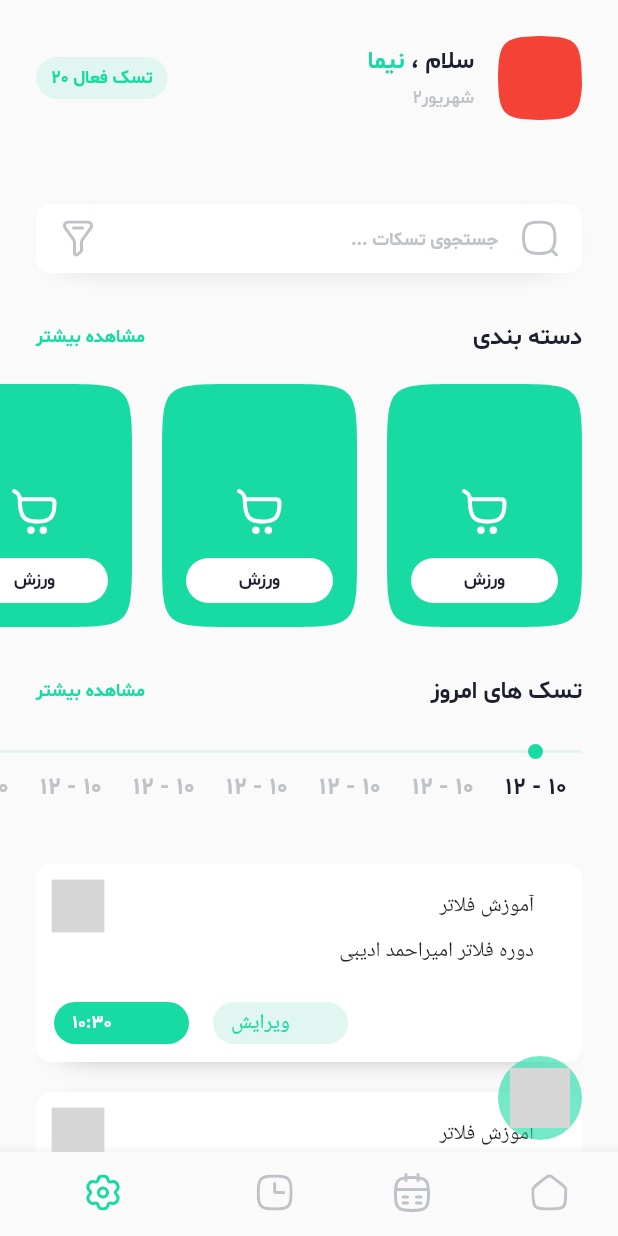
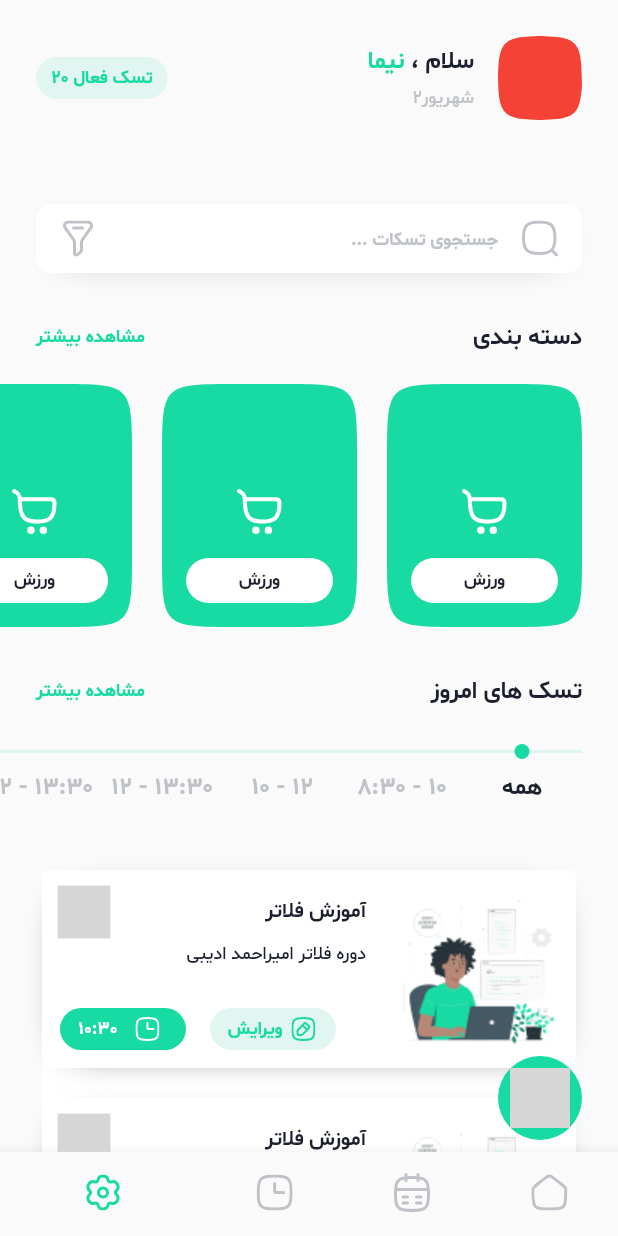
Before and after one commit to ThisIsNima01/taskut-Todo-App, a Flutter app: the screen it shows after launch, on a phone screen of 412 x 824 dp. Run offline on Flutter 3.47's test engine with Material 2 defaults, Android fonts, the phone set to English and light mode, and no system bars; our stand-ins replace animated_bottom_navigation_bar, flutter_screenutil, flutter_svg, get; missing offline and left inert: animate_icons, msh_checkbox; grey boxes are pictures that could not be loaded.

Commit message:
Added Some Animations, Home Page Design Completed.

```diff
--- a/lib/app/global_widgets/task_widget.dart
+++ b/lib/app/global_widgets/task_widget.dart
@@ -1,5 +1,7 @@
 import 'package:flutter/material.dart';
+import 'package:flutter_svg/flutter_svg.dart';
 import 'package:msh_checkbox/msh_checkbox.dart';
+import 'package:taskut/app/core/values/colors.dart';
 
 class TaskWidget extends StatefulWidget {
   TaskWidget({super.key});
@@ -72,10 +74,10 @@ class _TaskWidgetState extends State<TaskWidget> {
                       size: 32,
                       colorConfig: MSHColorConfig(
                         checkColor: (p0) => Colors.white,
-                        fillColor: (p0) => Color(0xff18DAA3),
+                        fillColor: (p0) => const Color(0xff18DAA3),
                       ),
                       style: MSHCheckboxStyle.fillScaleColor,
-                      value: false,
+                      value: true,
                       // value: isBoxChecked,
                       onChanged: (selected) {
                         setState(() {
@@ -94,29 +96,42 @@ class _TaskWidgetState extends State<TaskWidget> {
                   //       });
                   //     })),
                   // Text(widget.task.title),
-                  Text('آموزش فلاتر')
+                  const Text(
+                    'آموزش فلاتر',
+                    style: TextStyle(
+                      color: CustomColors.blackColor,
+                      fontFamily: 'SB',
+                      fontSize: 14,
+                    ),
+                  )
                 ],
               ),
-              SizedBox(
+              const SizedBox(
                 height: 4,
               ),
-              Text(
+              const Text(
                 'دوره فلاتر امیراحمد ادیبی',
                 overflow: TextOverflow.ellipsis,
+                style: TextStyle(
+                  color: CustomColors.blackColor,
+                  fontFamily: 'SM',
+                  fontSize: 12,
+                ),
               ),
               // Text(
               //   widget.task.subTitle,
               //   overflow: TextOverflow.ellipsis,
               // ),
-              Spacer(),
+              const Spacer(),
               _getTimeAndEditBadges(),
             ],
           ),
         ),
-        SizedBox(
+        const SizedBox(
           width: 20,
         ),
         // Image.asset(widget.task.taskType.image),
+        Image.asset('assets/images/test.png')
       ],
     );
   }
@@ -125,17 +140,17 @@ class _TaskWidgetState extends State<TaskWidget> {
     return Row(
       children: [
         Container(
-          width: 90,
+          width: 84,
           height: 28,
           decoration: BoxDecoration(
-            color: Color(0xff18DAA3),
+            color: const Color(0xff18DAA3),
             borderRadius: BorderRadius.circular(18),
           ),
           child: Padding(
             padding: const EdgeInsets.symmetric(horizontal: 12, vertical: 6),
             child: Row(
               children: [
-                Text(
+                const Text(
                   '10:30',
                   style: TextStyle(
                       color: Colors.white, fontSize: 12, fontFamily: 'SB'),
@@ -148,15 +163,15 @@ class _TaskWidgetState extends State<TaskWidget> {
                 //     fontSize: 14,
                 //   ),
                 // ),
-                SizedBox(
+                const SizedBox(
                   width: 8,
                 ),
-                // Image.asset('assets/images/icon_time.png'),
+                SvgPicture.asset('assets/icons/clock.svg'),
               ],
             ),
           ),
         ),
-        SizedBox(
+        const SizedBox(
           width: 16,
         ),
         InkWell(
@@ -168,10 +183,10 @@ class _TaskWidgetState extends State<TaskWidget> {
             // ));
           },
           child: Container(
-            width: 90,
+            width: 84,
             height: 28,
             decoration: BoxDecoration(
-              color: Color(0xffE2F6F1),
+              color: const Color(0xffE2F6F1),
               borderRadius: BorderRadius.circular(18),
             ),
             child: Padding(
@@ -181,16 +196,21 @@ class _TaskWidgetState extends State<TaskWidget> {
               child: Row(
                 crossAxisAlignment: CrossAxisAlignment.center,
                 children: [
-                  Text(
+                  const Text(
                     'ویرایش',
                     style: TextStyle(
                       color: Color(0xff18DAA3),
+                      fontSize: 12,
+                      fontFamily: 'SB',
                     ),
                   ),
-                  SizedBox(
+                  const SizedBox(
                     width: 6,
                   ),
-                  // Image.asset('assets/images/icon_edit.png'),
+                  SizedBox(
+                    width: 16,
+                    child: SvgPicture.asset('assets/icons/edit.svg'),
+                  )
                 ],
               ),
             ),
--- a/lib/app/modules/home_binding.dart
+++ b/lib/app/modules/home/home_binding.dart
@@ -1,5 +1,5 @@
 import 'package:get/get.dart';
-import 'package:taskut/app/modules/home_controller.dart';
+import 'package:taskut/app/modules/home/home_controller.dart';
 
 class HomeBinding extends Bindings {
   @override
--- a/lib/app/modules/home_page.dart
+++ b/lib/app/modules/home/home_page.dart
@@ -1,20 +1,38 @@
 import 'package:flutter/material.dart';
+import 'package:flutter/rendering.dart';
 import 'package:flutter_svg/svg.dart';
 import 'package:get/get.dart';
 import 'package:taskut/app/core/values/colors.dart';
 import 'package:taskut/app/global_widgets/task_widget.dart';
-import 'package:taskut/app/modules/home_controller.dart';
+import 'package:taskut/app/global_widgets/timeline.dart';
+import 'package:taskut/app/modules/home/home_controller.dart';
+import 'package:taskut/app/modules/main/main_controller.dart';
 
 class HomePage extends StatelessWidget {
   HomePage({super.key});
 
   int selectedTimelineIndex = 0;
+  MainController mainController = Get.put(MainController());
 
   @override
   Widget build(BuildContext context) {
     return Scaffold(
       backgroundColor: CustomColors.scaffoldBackgroundColor,
       body: SafeArea(
+        child: NotificationListener<UserScrollNotification>(
+          onNotification: (notif) {
+            // if (taskBox.values.last == 0) return true;
+
+            if (notif.direction == ScrollDirection.forward) {
+              mainController.updateFabVisibility(true);
+              print(mainController.isFabVisible);
+            } else if (notif.direction == ScrollDirection.reverse) {
+              mainController.updateFabVisibility(false);
+              print(mainController.isFabVisible);
+            }
+
+            return true;
+          },
           child: CustomScrollView(
             slivers: [
               _getTopUserInfo(),
@@ -22,22 +40,24 @@ class HomePage extends StatelessWidget {
               const _getCategoryTitle(),
               const _getTaskCategoryList(),
               const _getTodaysTasksTitle(),
-            const _getTimeline(),
+              Timeline(),
               SliverToBoxAdapter(
                 child: Padding(
                   padding: EdgeInsets.symmetric(horizontal: 24),
-                child: SizedBox(
-                  height: MediaQuery.of(context).size.height,
+                  child: Card(
+                    elevation: 0,
                     child: ListView.builder(
-                    physics: NeverScrollableScrollPhysics(),
+                      shrinkWrap: true,
+                      physics: const NeverScrollableScrollPhysics(),
+                      clipBehavior: Clip.none,
                       itemBuilder: (context, index) => TaskWidget(),
                       itemCount: 10,
                     ),
                   ),
                 ),
               ),
-            SliverPadding(padding: EdgeInsets.only(top: 120))
             ],
+          ),
         ),
       ),
     );
--- /dev/null
+++ b/lib/app/modules/main/main_binding.dart
@@ -0,0 +1,9 @@
+import 'package:get/get.dart';
+import 'package:taskut/app/modules/main/main_controller.dart';
+
+class MainBinding extends Bindings {
+  @override
+  void dependencies() {
+    Get.lazyPut<MainController>(() => MainController());
+  }
+}
--- /dev/null
+++ b/lib/app/modules/main/main_controller.dart
@@ -0,0 +1,12 @@
+import 'package:get/get.dart';
+
+class MainController extends GetxController {
+  var _isFabVisible = true;
+
+  bool get isFabVisible => _isFabVisible;
+
+  updateFabVisibility(bool visible) {
+    _isFabVisible = visible;
+    update();
+  }
+}
--- a/lib/app/modules/main_page.dart
+++ b/lib/app/modules/main/main_page.dart
@@ -3,7 +3,7 @@ import 'package:flutter/material.dart';
 import 'package:flutter/src/widgets/container.dart';
 import 'package:flutter/src/widgets/framework.dart';
 import 'package:flutter_svg/flutter_svg.dart';
-import 'package:taskut/app/modules/home_page.dart';
+import 'package:taskut/app/modules/home/home_page.dart';
 
 class MainPage extends StatefulWidget {
   const MainPage({super.key});
--- a/lib/app/routes/app_pages.dart
+++ b/lib/app/routes/app_pages.dart
@@ -1,8 +1,10 @@
 import 'package:get/get.dart';
-import 'package:taskut/app/modules/home_binding.dart';
-import 'package:taskut/app/modules/home_page.dart';
-import 'package:taskut/app/modules/main_page.dart';
+import 'package:taskut/app/modules/main/main_binding.dart';
+import 'package:taskut/app/modules/main/main_page.dart';
 import 'package:taskut/app/routes/app_routes.dart';
+
+import '../modules/home/home_binding.dart';
+import '../modules/home/home_page.dart';
 
 class AppPages {
   static final List<GetPage> pages = [
@@ -16,7 +18,7 @@ class AppPages {
     GetPage(
       name: AppRoutes.main,
       page: () => MainPage(),
-      binding: HomeBinding(),
+      binding: MainBinding(),
       transition: Transition.fadeIn,
       transitionDuration: Duration(milliseconds: 500),
     ),
--- a/lib/main.dart
+++ b/lib/main.dart
@@ -2,12 +2,14 @@ import 'package:flutter/material.dart';
 import 'package:flutter_screenutil/flutter_screenutil.dart';
 import 'package:get/get.dart';
 import 'package:taskut/app/core/values/colors.dart';
-import 'package:taskut/app/modules/home_binding.dart';
-import 'package:taskut/app/modules/home_page.dart';
+import 'package:taskut/app/modules/main/main_binding.dart';
 import 'package:taskut/app/routes/app_pages.dart';
 import 'package:animate_icons/animate_icons.dart';
 
 import 'package:taskut/app/routes/app_routes.dart';
+
+import 'app/modules/home/home_binding.dart';
+import 'app/modules/main/main_controller.dart';
 
 void main() {
   runApp(const MyApp());
@@ -23,6 +25,7 @@ class MyApp extends StatefulWidget {
 class _MyAppState extends State<MyApp> with TickerProviderStateMixin {
   AnimationController? _animationController;
   AnimateIconController? controller;
+  MainController mainController = Get.put(MainController());
 
   @override
   void initState() {
@@ -42,17 +45,20 @@ class _MyAppState extends State<MyApp> with TickerProviderStateMixin {
       builder: (context, child) => GetMaterialApp(
         debugShowCheckedModeBanner: false,
         title: 'Taskut',
-        initialBinding: HomeBinding(),
+        initialBinding: MainBinding(),
         getPages: AppPages.pages,
         initialRoute: AppRoutes.main,
         builder: (context, child) => Stack(
           children: [
             child!,
-            Positioned(
-              bottom: 64,
+            GetBuilder<MainController>(
+              builder: (mainc) {
+                return AnimatedPositioned(
+                  duration: const Duration(milliseconds: 400),
+                  bottom: mainc.isFabVisible ? 64 : -100,
                   right: 24,
                   child: FloatingActionButton(
-                backgroundColor: CustomColors.primaryColor.withOpacity(0.6),
+                    backgroundColor: CustomColors.primaryColor,
                     elevation: 0,
                     onPressed: () {},
                     child: AnimateIcons(
@@ -82,7 +88,9 @@ class _MyAppState extends State<MyApp> with TickerProviderStateMixin {
                       clockwise: false,
                     ),
                   ),
-            )
+                );
+              },
+            ),
           ],
         ),
       ),
--- a/pubspec.yaml
+++ b/pubspec.yaml
@@ -67,6 +67,7 @@ flutter:
   # To add assets to your application, add an assets section, like this:
   assets:
     - assets/icons/
+    - assets/images/
   #   - images/a_dot_ham.jpeg
 
   # An image asset can refer to one or more resolution-specific "variants", see
```
Also changed, not shown: lib/app/global_widgets/timeline.dart (added, +94 -0 lines), assets/icons/edit.svg (added), assets/images/test.png (added), assets/images/test_image.svg (added), lib/app/modules/home/home_controller.dart (renamed from lib/app/modules/home_controller.dart). Lines whose indentation alone changed are shown as unchanged.
